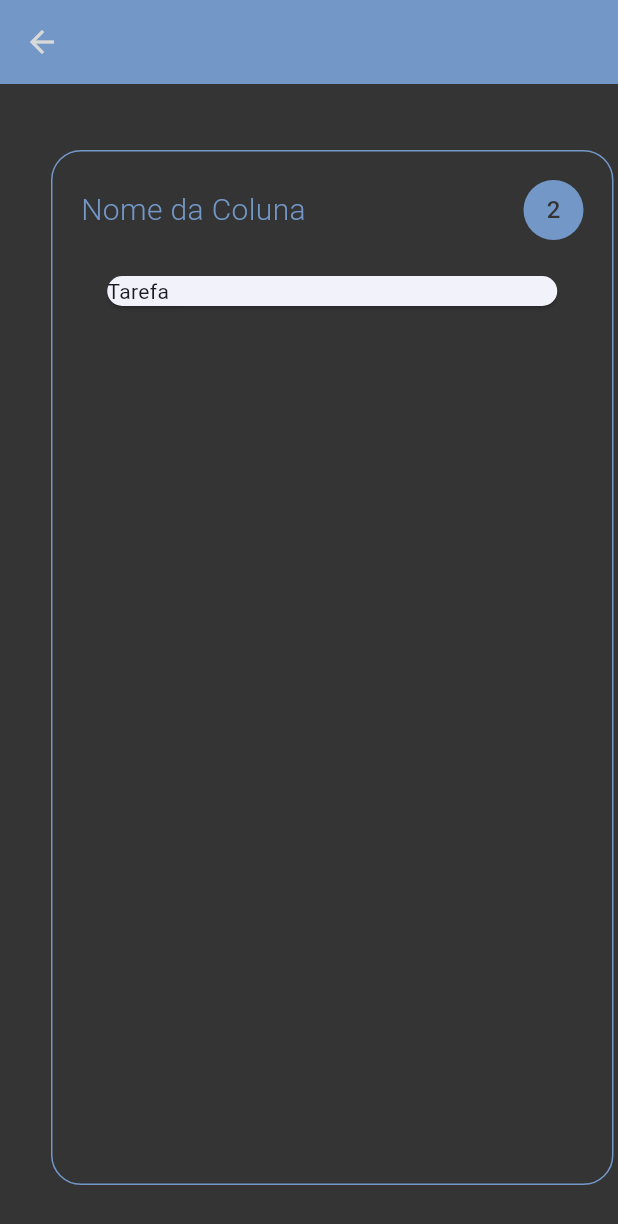
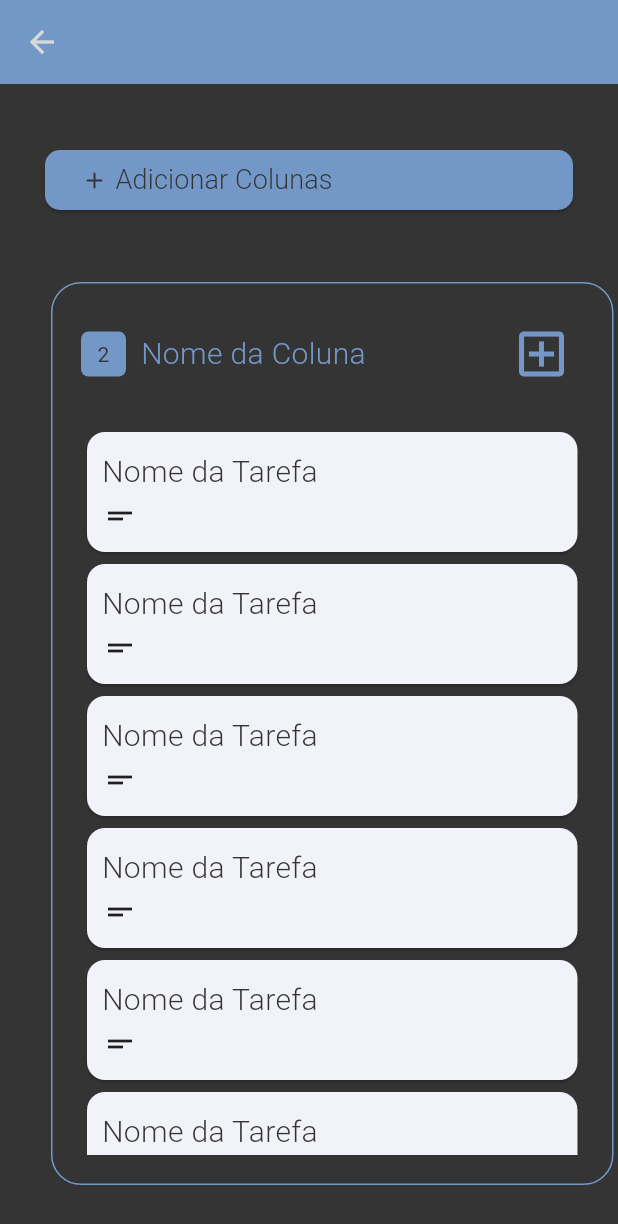
Before and after one commit to darllangomes/KanBoard, a Flutter app: the KanbanBoardView screen opened directly with empty values, on a phone screen of 412 x 824 dp. Shown: the top 1224 px of the screen. Run offline on Flutter 3.47's test engine with Material 3 defaults, Android fonts, the phone set to English and light mode, and no system bars; our stand-ins replace dio, jwt_decoder.

Commit message:
:lipstick: feat: criar estrutura dos cartões dentro das colunas

```diff
--- a/kandoard/lib/view/kanban_board_view.dart
+++ b/kandoard/lib/view/kanban_board_view.dart
@@ -33,14 +33,47 @@ class _KanbanBoardState extends State<KanbanBoardView> {
         ),
         backgroundColor: AppColors.blue,
       ),
-      body: ListView.builder(
+      body: Column(
+        children: [
+          Padding(
+            padding: const EdgeInsets.only(top: 40, left: 30, right: 30),
+            child: ElevatedButton(
+                style: ElevatedButton.styleFrom(
+                    shape: RoundedRectangleBorder(
+                        borderRadius: BorderRadius.circular(10)),
+                    backgroundColor: AppColors.blue),
+                child: Row(
+                  children: [
+                    Icon(
+                      Icons.add,
+                      color: AppColors.grey,
+                    ),
+                    const SizedBox(
+                      width: 5,
+                    ),
+                    Text(
+                      'Adicionar Colunas',
+                      style: TextStyle(
+                          fontSize: 18,
+                          color: AppColors.grey,
+                          fontWeight: FontWeight.w300),
+                    ),
+                  ],
+                ),
+                onPressed: () {
+                  print('Adicionar Coluna');
+                }),
+          ),
+          Expanded(
+            child: ListView.builder(
                 scrollDirection: Axis.horizontal,
                 itemCount: 5,
+                shrinkWrap: true,
                 itemBuilder: ((context, index) {
                   return Center(
                     child: Padding(
                       padding: const EdgeInsets.only(
-                    top: 40, left: 30, right: 30, bottom: 30),
+                          top: 40, left: 30, right: 20, bottom: 30),
                       child: Card(
                           color: AppColors.grey,
                           elevation: 0,
@@ -59,6 +92,24 @@ class _KanbanBoardState extends State<KanbanBoardView> {
                                       mainAxisAlignment:
                                           MainAxisAlignment.spaceBetween,
                                       children: [
+                                        Row(
+                                          children: [
+                                            Container(
+                                              width: 30,
+                                              height: 30,
+
+                                              decoration: BoxDecoration(color: AppColors.blue, borderRadius: BorderRadius.circular(5)),
+                                              child: Center(
+                                                child: Text(
+                                                  '2',
+                                                  style: TextStyle(
+                                                      color: AppColors.grey),
+                                                ),
+                                              ),
+                                            ),
+                                            const SizedBox(
+                                              width: 10,
+                                            ),
                                             Text(
                                               'Nome da Coluna',
                                               style: TextStyle(
@@ -66,68 +117,61 @@ class _KanbanBoardState extends State<KanbanBoardView> {
                                                   fontSize: 20,
                                                   fontWeight: FontWeight.w300),
                                             ),
-                                  CircleAvatar(
-                                    backgroundColor: AppColors.blue,
-                                    child: Text(
-                                      '2',
-                                      style: TextStyle(color: AppColors.grey),
+                                          ],
                                         ),
-                                  )
+                                        IconButton(
+                                            onPressed: () {
+                                              print('adicionar cartao');
+                                            },
+                                            icon: Icon(
+                                              Icons.add_box_outlined,
+                                              size: 40,
+                                              color: AppColors.blue,
+                                            ))
                                       ],
                                     ),
                                     const SizedBox(
                                       height: 20,
                                     ),
-                              Card(
-                                child:
-                                    SizedBox(width: 300, child: Text('Tarefa')),
+                                    Expanded(
+                                      child: ListView.builder(shrinkWrap: true, itemCount: 10, itemBuilder: (context, index){
+
+                                        return  Card(
+                                        child: SizedBox(
+                                            width: 375,
+                                            height: 80,
+                                            child: Padding(
+                                              padding: const EdgeInsets.all(10.0),
+                                              child: Column(
+                                                crossAxisAlignment:
+                                                    CrossAxisAlignment.start,
+                                                mainAxisAlignment:
+                                                    MainAxisAlignment.spaceEvenly,
+                                                children: [
+                                                  Text('Nome da Tarefa',
+                                                      style: TextStyle(
+                                                          color: AppColors.grey,
+                                                          fontSize: 20,
+                                                          fontWeight:
+                                                              FontWeight.w300)),
+                                                  Icon(Icons.short_text)
+                                                ],
+                                              ),
+                                            )),
+                                      );
+                                      }),
                                     )
                                   ],
                                 ),
                               ))),
                     ),
                   );
+
                 })),
-      // body: Center(
-      //   child: Padding(
-      //     padding: const EdgeInsets.only(top: 40, left: 30, right: 30),
-      //     child: Card(
-      //         color: AppColors.grey,
-      //         elevation: 0,
-      //         shape: RoundedRectangleBorder(
-      //             side: BorderSide(
-      //               color: AppColors.blue,
-      //             ),
-      //             borderRadius: BorderRadius.circular(20)),
-      //         child: SizedBox(
-      //             width: 375,
-      //             child: Padding(
-      //               padding: const EdgeInsets.all(20.0),
-      //               child: Column(
-      //                 children: [
-      //                   Row(
-      //                     mainAxisAlignment: MainAxisAlignment.spaceBetween,
-      //                     children: [
-      //                       Text(
-      //                         'Nome da Coluna',
-      //                         style: TextStyle(color: AppColors.blue, fontSize: 20, fontWeight: FontWeight.w300),
-      //                       ),
-      //                       CircleAvatar(
-      //                         backgroundColor: AppColors.blue,
-      //                         child: Text('2', style: TextStyle(color: AppColors.grey),),
-      //                       )
-      //                     ],
-      //                   ),
+          ),
+        ],
+      ),
 
-      //                   const SizedBox(height: 20,),
-
-      //                   Card(child: SizedBox(width: 300, child: Text('Tarefa')),)
-      //                 ],
-
-      //               ),
-      //             ))),
-      //   ),
-      // )
     );
   }
 }
```
Lines whose indentation alone changed are shown as unchanged.
